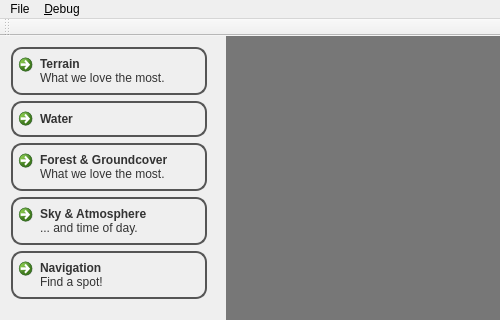
Before: the Qt Designer form src/gui/CosyGui/mainwindow.ui in phresnel/picogen, drawn with Qt 5; both pictures show x 0 to 500 and y 0 to 320 of the 500 by 607 pixel window.
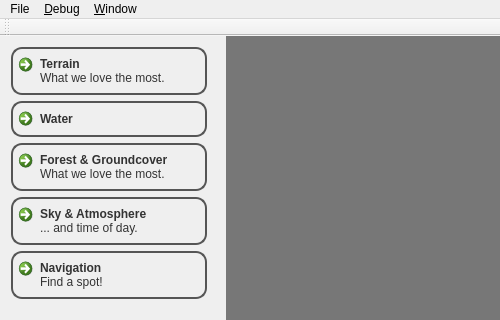
After: the same form once the commit is applied. Icons and pictures are not drawn. Custom widgets are drawn as their Qt base class.

Patch:
```diff
--- a/src/gui/CosyGui/mainwindow.ui
+++ b/src/gui/CosyGui/mainwindow.ui
@@ -654,8 +654,15 @@
     <addaction name="actionShow_redshift_file"/>
     <addaction name="actionShow_redshift_file_used_for_last_rendering"/>
    </widget>
+   <widget class="QMenu" name="menu_Window">
+    <property name="title">
+     <string>&amp;Window</string>
+    </property>
+    <addaction name="actionCompact_left_pane"/>
+   </widget>
    <addaction name="menuFile"/>
    <addaction name="menu_Debug"/>
+   <addaction name="menu_Window"/>
   </widget>
   <widget class="QToolBar" name="mainToolBar">
    <attribute name="toolBarArea">
```
Left out of the diff: 11 changed lines with no effect on the pictures.
